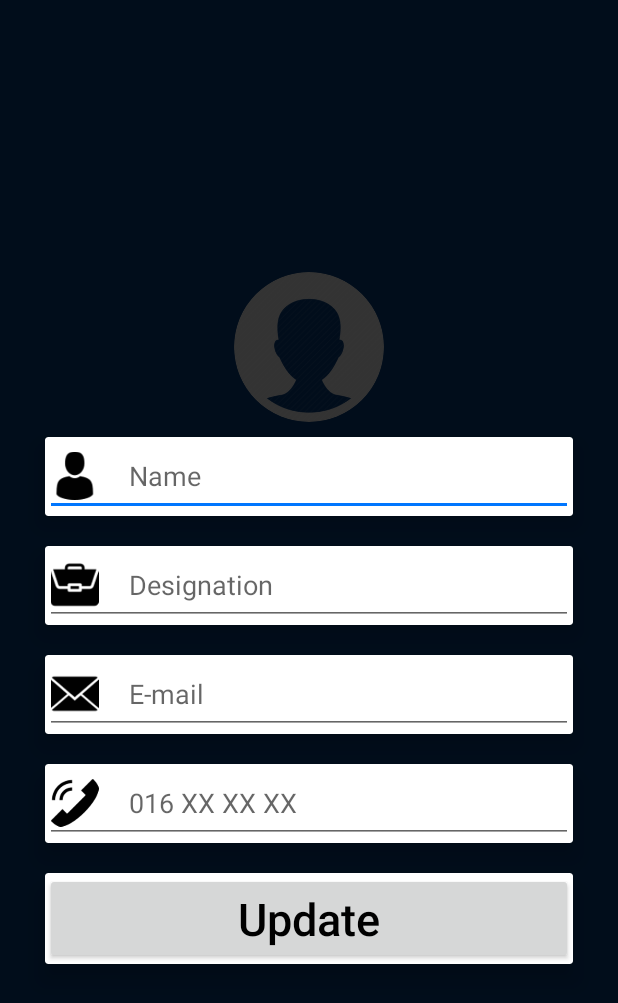
After one commit to ski96277/Supervizor, an Android app: the layout uodate_profile_f.xml on its own in the app's theme, with its tools: preview values and no code run, on a phone screen of 412 x 824 dp. The commit adds this screen. Shown: the top 1003 px of the screen. Run offline under Robolectric (Android 15) with nearby library versions, the phone set to English and light mode, and no system bars.

Commit message:
employee profile updated

```diff
--- a/app/src/main/java/com/example/supervizor/Activity/CompanyMainActivity.java
+++ b/app/src/main/java/com/example/supervizor/Activity/CompanyMainActivity.java
@@ -478,7 +478,6 @@ public class CompanyMainActivity extends AppCompatActivity
         } else if (id == R.id.nav_logOut) {
             //try to unsubscribe
 
-
             FirebaseMessaging.getInstance().unsubscribeFromTopic(check_user_information.getUserID()+"teamRequest");
             FirebaseMessaging.getInstance().unsubscribeFromTopic(check_user_information.getUserID()+"leave");
 
--- a/app/src/main/java/com/example/supervizor/Fragment/Company/Calender_F.java
+++ b/app/src/main/java/com/example/supervizor/Fragment/Company/Calender_F.java
@@ -38,11 +38,13 @@ import com.google.firebase.database.FirebaseDatabase;
 import com.google.firebase.database.ValueEventListener;
 import com.kinda.alert.KAlertDialog;
 import com.prolificinteractive.materialcalendarview.CalendarDay;
+import com.prolificinteractive.materialcalendarview.CalendarMode;
 import com.prolificinteractive.materialcalendarview.MaterialCalendarView;
 
 
 import org.json.JSONException;
 import org.json.JSONObject;
+import org.threeten.bp.DayOfWeek;
 import org.threeten.bp.LocalDate;
 import org.w3c.dom.Text;
 
@@ -125,7 +127,7 @@ public class Calender_F extends Fragment {
         materialCalendarView.setBackgroundColor(Color.parseColor("#FFF7F7"));
 
 // highlight today date
-//        materialCalendarView.setSelectionMode(MaterialCalendarView.SELECTION_MODE_MULTIPLE);
+        materialCalendarView.setSelectionMode(MaterialCalendarView.SELECTION_MODE_MULTIPLE);
 
 
 //get event date list
--- a/app/src/main/res/layout/custom_alert_dialog_accepted_application_show_by_company.xml
+++ b/app/src/main/res/layout/custom_alert_dialog_accepted_application_show_by_company.xml
@@ -69,7 +69,6 @@
             android:id="@+id/leave_accepted_details_details_TV_ID_company"
             android:layout_width="match_parent"
             android:layout_height="wrap_content"
-            android:layout_margin="10sp"
             android:gravity="center"
             android:text="asdf jasdf jasdf jasdf jasdf jasdf jasdf jasdf jasdf jasdf jasdf jasdf jasdf jasdf jasdf jasdf jasdf jasdf jasdf jasdf jasdf jasdf jasdf jasdf jasdf jasdf jasdf jasdf jasdf jasdf jasdf jasdf jasdf jasdf jasdf jasdf jasdf jasdf jasdf jasdf jasdf jasdf jasdf jasdf jasdf jasdf jasdf jasdf jasdf jasdf jasdf jasdf jasdf jasdf jasdf jasdf jasdf jasdf j"
             android:textColor="#000"
@@ -77,14 +76,13 @@
         <LinearLayout
             android:layout_width="match_parent"
             android:layout_height="wrap_content"
-            android:layout_marginTop="5dp"
+            android:layout_marginTop="15dp"
             android:layout_marginBottom="25sp"
             android:orientation="horizontal">
             <Button
                 android:id="@+id/cancel_btn_alert_show_ID_company"
                 android:layout_width="match_parent"
                 android:layout_height="40sp"
-                android:layout_margin="10sp"
                 android:layout_weight="1"
                 android:background="#9C27B0"
                 android:text="Cancel" />
--- /dev/null
+++ b/app/src/main/res/layout/uodate_profile_f.xml
@@ -0,0 +1,130 @@
+<?xml version="1.0" encoding="utf-8"?>
+
+<ScrollView xmlns:android="http://schemas.android.com/apk/res/android"
+    xmlns:app="http://schemas.android.com/apk/res-auto"
+    android:layout_width="match_parent"
+    android:layout_height="match_parent"
+    android:fillViewport="true"
+    android:background="#010D1B">
+
+
+    <LinearLayout
+        android:layout_width="match_parent"
+        android:layout_height="match_parent"
+        android:layout_gravity="center"
+        android:gravity="center"
+        android:orientation="vertical">
+
+        <de.hdodenhof.circleimageview.CircleImageView
+            android:id="@+id/profile_image_ID"
+            android:layout_width="100dp"
+            android:layout_height="100dp"
+            android:layout_gravity="center"
+            android:layout_marginBottom="10sp"
+            android:src="@drawable/profile" />
+
+
+        <androidx.cardview.widget.CardView
+            android:layout_width="match_parent"
+            android:layout_height="wrap_content"
+            android:layout_marginLeft="30dp"
+            android:layout_marginRight="30dp"
+            app:cardElevation="10dp"
+            android:layout_marginBottom="10sp">
+
+            <EditText
+                android:id="@+id/Employee_name_ET_ID"
+                android:layout_width="match_parent"
+                android:layout_height="wrap_content"
+                android:drawableLeft="@drawable/profile_item"
+                android:drawablePadding="20sp"
+                android:hint="Name"
+                android:inputType="text"
+                android:maxLines="1" />
+        </androidx.cardview.widget.CardView>
+
+        <androidx.cardview.widget.CardView
+            android:layout_width="match_parent"
+            android:layout_height="wrap_content"
+            android:layout_marginLeft="30dp"
+            android:layout_marginTop="10dp"
+            android:layout_marginRight="30dp"
+            app:cardElevation="10dp"
+            android:layout_marginBottom="10sp">
+
+            <EditText
+                android:id="@+id/Employee_designation_ET_ID"
+                android:layout_width="match_parent"
+                android:layout_height="wrap_content"
+                android:drawableLeft="@drawable/designation"
+                android:drawablePadding="20sp"
+                android:hint="Designation"
+                android:inputType="text"
+                android:maxLines="1" />
+        </androidx.cardview.widget.CardView>
+
+        <androidx.cardview.widget.CardView
+            android:layout_width="match_parent"
+            android:layout_height="wrap_content"
+            android:layout_marginLeft="30dp"
+            android:layout_marginTop="10dp"
+            android:layout_marginRight="30dp"
+            app:cardElevation="10dp"
+            android:layout_marginBottom="10sp">
+
+            <EditText
+                android:id="@+id/Employee_email_ET_ID"
+                android:layout_width="match_parent"
+                android:layout_height="wrap_content"
+                android:drawableLeft="@drawable/email_icon"
+                android:drawablePadding="20sp"
+                android:focusable="false"
+                android:hint="E-mail"
+                android:inputType="text"
+                android:maxLines="1" />
+        </androidx.cardview.widget.CardView>
+
+        <androidx.cardview.widget.CardView
+            android:layout_width="match_parent"
+            android:layout_height="wrap_content"
+            android:layout_marginLeft="30dp"
+            android:layout_marginTop="10dp"
+            android:layout_marginRight="30dp"
+            app:cardElevation="10dp"
+            android:layout_marginBottom="10sp">
+
+            <EditText
+                android:id="@+id/Employee_phone_ET_ID"
+                android:layout_width="match_parent"
+                android:layout_height="wrap_content"
+                android:drawableLeft="@drawable/phone"
+                android:drawablePadding="20sp"
+                android:hint="016 XX XX XX"
+                android:inputType="text"
+                android:maxLines="1" />
+        </androidx.cardview.widget.CardView>
+
+        <androidx.cardview.widget.CardView
+            android:layout_width="match_parent"
+            android:layout_height="wrap_content"
+            android:layout_marginLeft="30dp"
+            android:layout_marginTop="10dp"
+            android:layout_marginRight="30dp"
+            app:cardElevation="10dp">
+
+            <Button
+                android:id="@+id/update_btn_ID"
+                android:layout_width="match_parent"
+                android:layout_height="wrap_content"
+                android:focusable="false"
+                android:inputType="text"
+                android:maxLines="1"
+                android:text="Update"
+                android:textColor="#000"
+                android:textSize="30sp" />
+        </androidx.cardview.widget.CardView>
+
+
+    </LinearLayout>
+
+</ScrollView>
--- a/app/src/main/res/menu/employee_main.xml
+++ b/app/src/main/res/menu/employee_main.xml
@@ -6,6 +6,12 @@
         android:orderInCategory="100"
         android:title="@string/action_settings"
         app:showAsAction="never" />
+    <item
+        android:id="@+id/edit_profile_employee"
+        android:orderInCategory="100"
+        android:title="Edit Profile"
+        app:showAsAction="never"
+        android:visible="false"/>
     <item
         android:id="@+id/add_team_mate"
         android:orderInCategory="100"
```
Also changed, not shown: app/src/main/java/com/example/supervizor/Activity/EmployeeMainActivity.java (+10 -9 lines), app/src/main/java/com/example/supervizor/Activity/ReceptionistMainActivity.java (+7 -2 lines), app/src/main/java/com/example/supervizor/Fragment/Employee/ProfileView_Employee_F.java (+52 -3 lines), app/src/main/java/com/example/supervizor/Fragment/Employee/Update_employee_Profile.java (added, +243 -0 lines), app/src/main/java/com/example/supervizor/JavaPojoClass/AddEmployee_PojoClass.java (+39 -13 lines), app/src/main/res/layout/calender_f.xml (+11 -6 lines).
